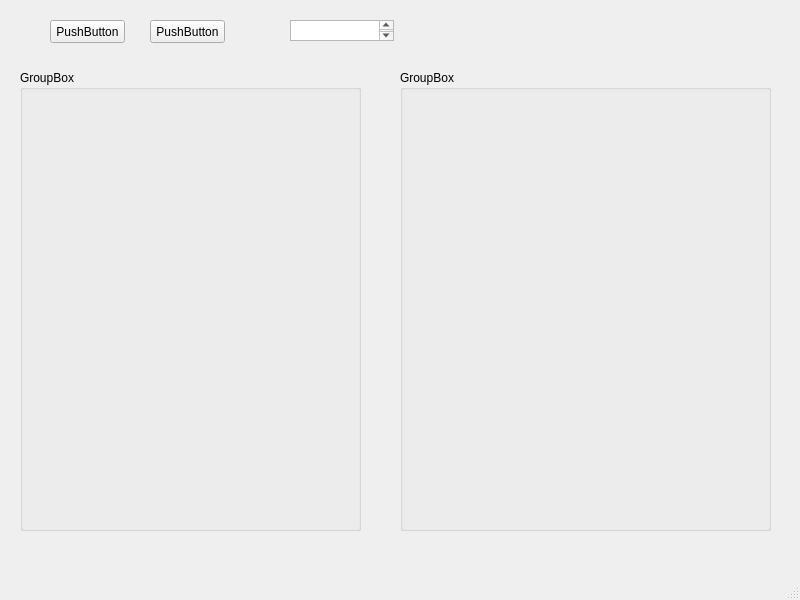
First picture: the form in ui_new.ui, repository Leezr8023/try, before the edit.
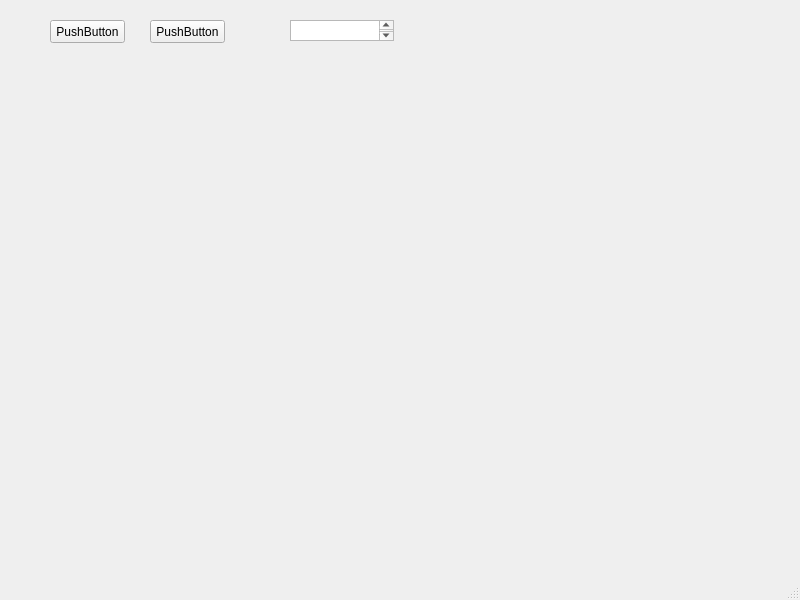
Second picture: the form after the edit.

Diff of the .ui file:
```diff
--- a/ui_new.ui
+++ b/ui_new.ui
@@ -53,48 +53,13 @@
    <widget class="QWidget" name="widget" native="true">
     <property name="geometry">
      <rect>
-      <x>10</x>
-      <y>60</y>
-      <width>361</width>
+      <x>20</x>
+      <y>70</y>
+      <width>741</width>
       <height>481</height>
      </rect>
     </property>
-    <widget class="QGroupBox" name="groupBox">
-     <property name="geometry">
-      <rect>
-       <x>10</x>
-       <y>10</y>
-       <width>341</width>
-       <height>461</height>
-      </rect>
-     </property>
-     <property name="title">
-      <string>GroupBox</string>
-     </property>
-    </widget>
-   </widget>
-   <widget class="QWidget" name="widget_2" native="true">
-    <property name="geometry">
-     <rect>
-      <x>390</x>
-      <y>60</y>
-      <width>391</width>
-      <height>481</height>
-     </rect>
-    </property>
-    <widget class="QGroupBox" name="groupBox_2">
-     <property name="geometry">
-      <rect>
-       <x>10</x>
-       <y>10</y>
-       <width>371</width>
-       <height>461</height>
-      </rect>
-     </property>
-     <property name="title">
-      <string>GroupBox</string>
-     </property>
-    </widget>
+    <layout class="QVBoxLayout" name="verticalLayout"/>
    </widget>
   </widget>
   <widget class="QMenuBar" name="menubar">
```
Left out of the diff: 2 changed lines with no effect on the pictures.
